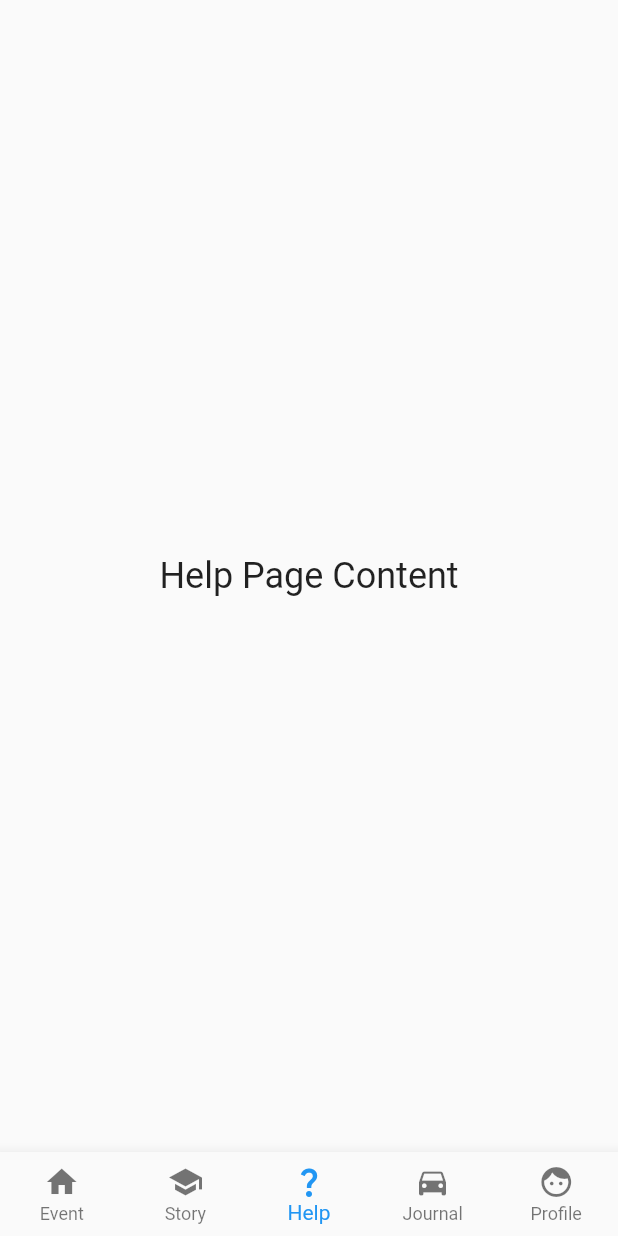
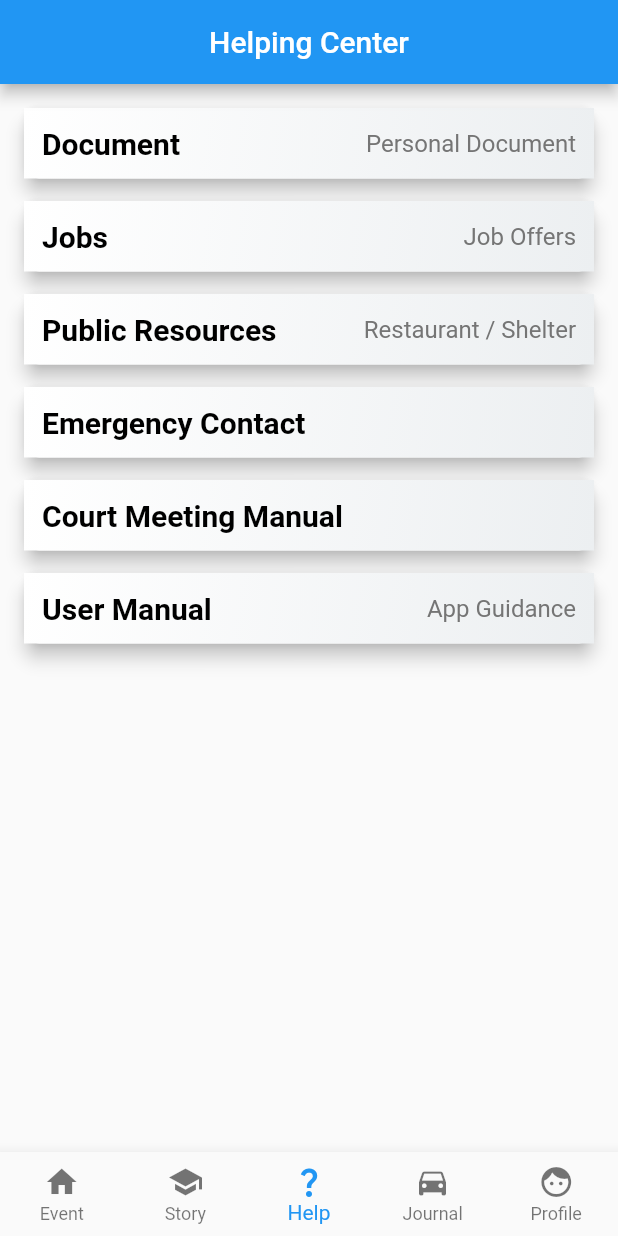
Before and after one commit to ZedChen0034/Con-nected, a Flutter app: the screen it shows after launch, item 3 of the bottom bar chosen, on a phone screen of 412 x 824 dp. Run offline on Flutter 3.47's test engine with Material 2 defaults, Android fonts, the phone set to English and light mode, and no system bars; our stand-ins replace sliding_up_panel, table_calendar.

Commit message:
help simple ui

```diff
--- /dev/null
+++ b/lib/help.dart
@@ -0,0 +1,85 @@
+import 'package:flutter/material.dart';
+
+class Help extends StatefulWidget {
+  @override
+  _HelpState createState() => _HelpState();
+}
+
+class _HelpState extends State<Help> {
+  List<String> messages = [];
+
+  @override
+  Widget build(BuildContext context) {
+    return Scaffold(
+      backgroundColor: const Color(0xFF8f8f8),
+      appBar: AppBar(
+        centerTitle: true,
+        title: const Text("Helping Center"),
+        automaticallyImplyLeading: false,
+      ),
+      body: Stack(
+        children: <Widget>[
+          Padding(
+            padding: const EdgeInsets.all(16.0),
+            child: ListView(
+              children: [
+                _buildListItem("Document", "Personal Document"),
+                _buildListItem("Jobs", "Job Offers"),
+                _buildListItem("Public Resources", "Restaurant / Shelter"),
+                _buildListItem("Emergency Contact"),
+                _buildListItem("Court Meeting Manual"),
+                _buildListItem("User Manual", "App Guidance"),
+              ],
+            ),
+          ),
+        ],
+      ),
+    );
+  }
+
+  Widget _buildListItem(String title, [String? description]) {
+    return Card(
+      margin: const EdgeInsets.only(bottom: 15),
+      shape: RoundedRectangleBorder(
+        borderRadius: BorderRadius.circular(10.0),
+      ),
+      elevation: 5,
+      child: Container(
+        decoration: BoxDecoration(
+          gradient: LinearGradient(  // Add gradient background
+            begin: Alignment.topLeft,
+            end: Alignment.bottomRight,
+            colors: [
+              Colors.white,
+              Colors.blueGrey[50]!,
+            ],
+          ),
+        ),
+        padding: const EdgeInsets.all(12.0),
+        child: Row(
+          mainAxisAlignment: MainAxisAlignment.spaceBetween,
+          children: [
+            Text(
+              title,
+              style: TextStyle(
+                color: Colors.black,
+                fontSize: 20,
+                fontWeight: FontWeight.bold,
+
+              ),
+            ),
+            if (description != null && description.isNotEmpty)
+              Text(
+                description,
+                style: TextStyle(
+                  color: Colors.grey[600],
+                  fontSize: 16,
+
+                ),
+              ),
+          ],
+        ),
+      ),
+    );
+  }
+}
--- /dev/null
+++ b/lib/keyboardSliding.dart
@@ -0,0 +1,37 @@
+import 'package:flutter/material.dart';
+
+class KeyboardAwareSlidingPanel extends StatefulWidget {
+  final Widget child;
+
+  KeyboardAwareSlidingPanel({required this.child});
+
+  @override
+  _KeyboardAwareSlidingPanelState createState() => _KeyboardAwareSlidingPanelState();
+}
+
+class _KeyboardAwareSlidingPanelState extends State<KeyboardAwareSlidingPanel> with WidgetsBindingObserver {
+  @override
+  void initState() {
+    super.initState();
+    WidgetsBinding.instance?.addObserver(this);
+  }
+
+  @override
+  void dispose() {
+    WidgetsBinding.instance?.removeObserver(this);
+    super.dispose();
+  }
+
+  @override
+  void didChangeMetrics() {
+    setState(() {});
+  }
+
+  @override
+  Widget build(BuildContext context) {
+    return Padding(
+      padding: EdgeInsets.only(bottom: MediaQuery.of(context).viewInsets.bottom),
+      child: widget.child,
+    );
+  }
+}
--- a/lib/main.dart
+++ b/lib/main.dart
@@ -18,6 +18,7 @@ import 'package:con_nected/eventDemo.dart';
 import 'package:con_nected/doneevent.dart';
 import 'package:intl/intl.dart';
 import 'from_event_to_main.dart';
+import 'help.dart';
 
 void main() {
   runApp(const MyApp());
@@ -40,6 +41,7 @@ class MyApp extends StatelessWidget {
         '/createEvent': (context) => Createevent(),
         '/doneEvent': (context) => Doneevent(),
         '/detail': (context) => Detail(),
+        '/help': (context) => Help(),
       },
     );
   }
@@ -296,11 +298,8 @@ class _HomePageState extends State<HomePage> {
           Center(
             child: Story(),
           ),
-          const Center(
-            child: Text(
-              'Help Page Content', // 替换为实际的Profile页面内容
-              style: TextStyle(fontSize: 24),
-            ),
+          Center(
+            child: Help(),
           ),
           const Center(
             child: Text(
```
